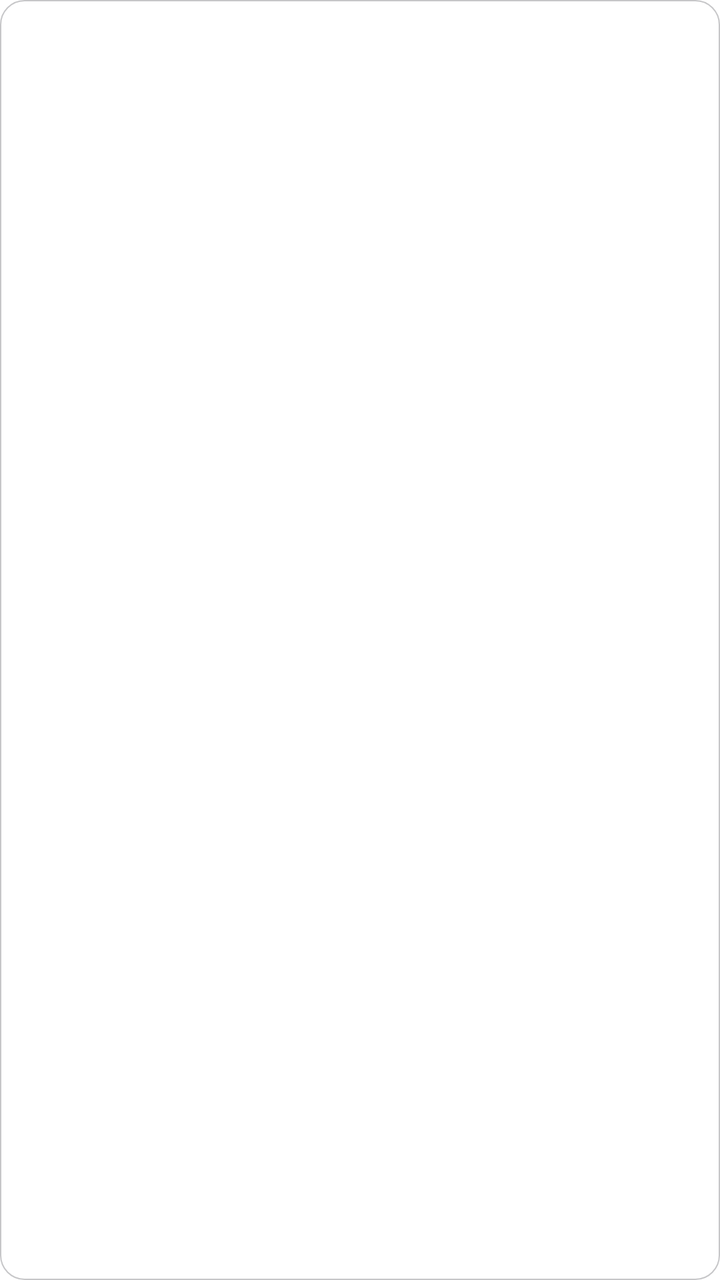
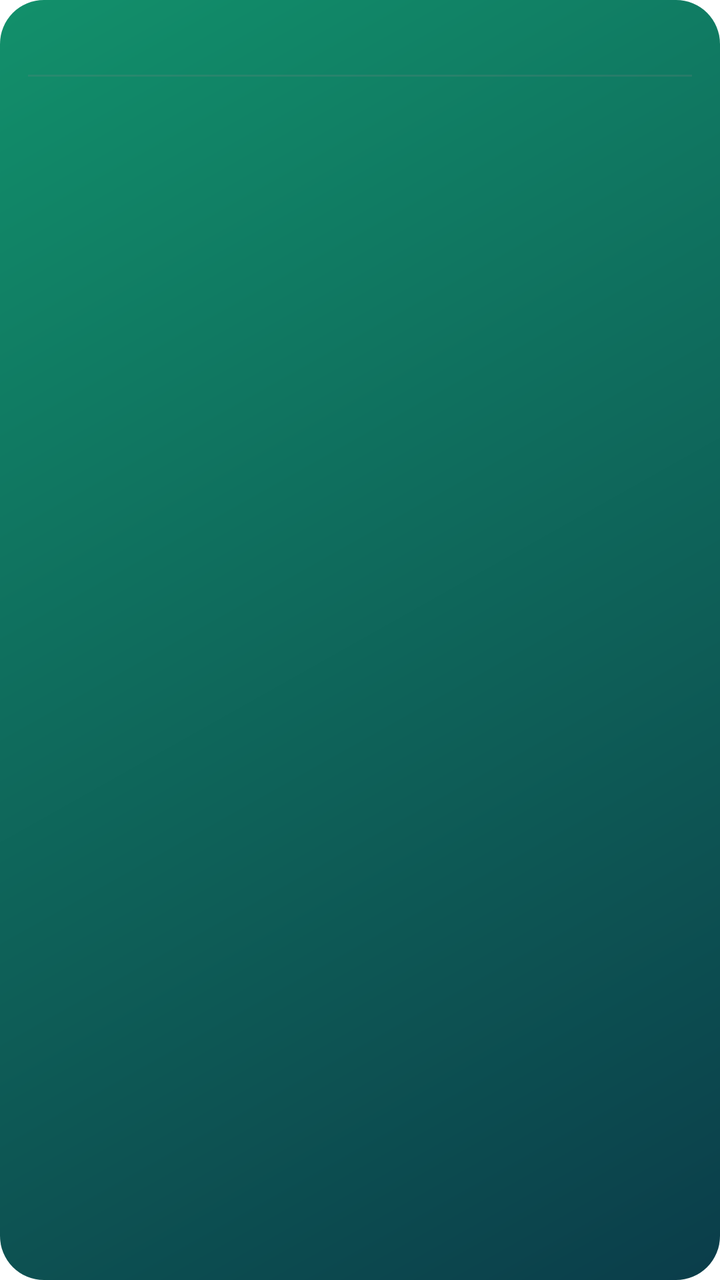

Before-and-after screenshots of an Android layout around one commit, followed by the original layout XML and the change that was made.
<!-- AndroidManifest.xml: application theme AppTheme -->
<!-- res/layout/wl_prayers_ltr.xml -->
<?xml version="1.0" encoding="utf-8"?>
<FrameLayout xmlns:android="http://schemas.android.com/apk/res/android"
    android:id="@+id/wRoot"
    android:layout_width="match_parent"
    android:layout_height="match_parent"
    android:layoutDirection="ltr">

    <ImageView
        android:id="@+id/wBg"
        android:layout_width="match_parent"
        android:layout_height="match_parent"
        android:importantForAccessibility="no"
        android:scaleType="fitXY"
        android:src="@drawable/wb_adaptive_1" />
    <ImageView
        android:id="@+id/wBorder"
        android:layout_width="match_parent"
        android:layout_height="match_parent"
        android:importantForAccessibility="no"
        android:scaleType="fitXY"
        android:src="@drawable/wb_bd_adaptive_2"
        android:visibility="gone" />
    <LinearLayout
        android:layout_width="match_parent"
        android:layout_height="match_parent"
        android:orientation="vertical"
        android:paddingStart="12dp"
        android:paddingTop="12dp"
        android:paddingEnd="12dp"
        android:paddingBottom="12dp">
        <LinearLayout
            android:layout_width="match_parent"
            android:layout_height="wrap_content"
            android:orientation="horizontal">
        <TextView
            android:id="@+id/wS1"
            android:layout_width="0dp"
            android:layout_height="wrap_content"
            android:fontFamily="sans-serif"
            android:includeFontPadding="false"
            android:singleLine="true"
            android:textColor="@color/text_secondary"
            android:textSize="13sp"
            android:textStyle="bold"
            android:layout_weight="1"
            />
        <TextView
            android:id="@+id/wS2"
            android:layout_width="wrap_content"
            android:layout_height="wrap_content"
            android:fontFamily="sans-serif"
            android:includeFontPadding="false"
            android:singleLine="true"
            android:textColor="@color/text_secondary"
            android:textSize="12sp"
            />
        </LinearLayout>
        <FrameLayout
            android:layout_width="match_parent"
            android:layout_height="0dp"
            android:layout_weight="1" />
        <LinearLayout
            android:layout_width="match_parent"
            android:layout_height="wrap_content"
            android:orientation="horizontal">
        <LinearLayout
            android:layout_width="0dp"
            android:layout_height="wrap_content"
            android:layout_weight="1"
            android:gravity="center"
            android:orientation="vertical">
        <TextView
            android:id="@+id/wN0"
            android:layout_width="wrap_content"
            android:layout_height="wrap_content"
            android:fontFamily="sans-serif"
            android:includeFontPadding="false"
            android:singleLine="true"
            android:textColor="@color/text_secondary"
            android:textSize="12sp"
            />
        <TextView
            android:id="@+id/wH0"
            android:layout_width="wrap_content"
            android:layout_height="wrap_content"
            android:fontFamily="sans-serif"
            android:includeFontPadding="false"
            android:maxLines="2"
            android:gravity="center"
            android:textColor="@color/text_primary"
            android:textSize="14sp"
            android:textStyle="bold"
            android:layout_marginTop="4dp"
            />
        </LinearLayout>
        <LinearLayout
            android:layout_width="0dp"
            android:layout_height="wrap_content"
            android:layout_weight="1"
            android:gravity="center"
            android:orientation="vertical">
        <TextView
            android:id="@+id/wN1"
            android:layout_width="wrap_content"
            android:layout_height="wrap_content"
            android:fontFamily="sans-serif"
            android:includeFontPadding="false"
            android:singleLine="true"
            android:textColor="@color/text_secondary"
            android:textSize="12sp"
            />
        <TextView
            android:id="@+id/wH1"
            android:layout_width="wrap_content"
            android:layout_height="wrap_content"
            android:fontFamily="sans-serif"
            android:includeFontPadding="false"
            android:maxLines="2"
            android:gravity="center"
            android:textColor="@color/text_primary"
            android:textSize="14sp"
            android:textStyle="bold"
            android:layout_marginTop="4dp"
            />
        </LinearLayout>
        <LinearLayout
            android:layout_width="0dp"
            android:layout_height="wrap_content"
            android:layout_weight="1"
            android:gravity="center"
            android:orientation="vertical">
        <TextView
            android:id="@+id/wN2"
            android:layout_width="wrap_content"
            android:layout_height="wrap_content"
            android:fontFamily="sans-serif"
            android:includeFontPadding="false"
            android:singleLine="true"
            android:textColor="@color/text_secondary"
            android:textSize="12sp"
            />
        <TextView
            android:id="@+id/wH2"
            android:layout_width="wrap_content"
            android:layout_height="wrap_content"
            android:fontFamily="sans-serif"
            android:includeFontPadding="false"
            android:maxLines="2"
            android:gravity="center"
            android:textColor="@color/text_primary"
            android:textSize="14sp"
            android:textStyle="bold"
            android:layout_marginTop="4dp"
            />
        </LinearLayout>
        <LinearLayout
            android:layout_width="0dp"
            android:layout_height="wrap_content"
            android:layout_weight="1"
            android:gravity="center"
            android:orientation="vertical">
        <TextView
            android:id="@+id/wN3"
            android:layout_width="wrap_content"
            android:layout_height="wrap_content"
            android:fontFamily="sans-serif"
            android:includeFontPadding="false"
            android:singleLine="true"
            android:textColor="@color/text_secondary"
            android:textSize="12sp"
            />
        <TextView
            android:id="@+id/wH3"
            android:layout_width="wrap_content"
            android:layout_height="wrap_content"
            android:fontFamily="sans-serif"
            android:includeFontPadding="false"
            android:maxLines="2"
            android:gravity="center"
            android:textColor="@color/text_primary"
            android:textSize="14sp"
            android:textStyle="bold"
            android:layout_marginTop="4dp"
            />
        </LinearLayout>
        <LinearLayout
            android:layout_width="0dp"
            android:layout_height="wrap_content"
            android:layout_weight="1"
            android:gravity="center"
            android:orientation="vertical">
        <TextView
            android:id="@+id/wN4"
            android:layout_width="wrap_content"
            android:layout_height="wrap_content"
            android:fontFamily="sans-serif"
            android:includeFontPadding="false"
            android:singleLine="true"
            android:textColor="@color/text_secondary"
            android:textSize="12sp"
            />
        <TextView
            android:id="@+id/wH4"
            android:layout_width="wrap_content"
            android:layout_height="wrap_content"
            android:fontFamily="sans-serif"
            android:includeFontPadding="false"
            android:maxLines="2"
            android:gravity="center"
            android:textColor="@color/text_primary"
            android:textSize="14sp"
            android:textStyle="bold"
            android:layout_marginTop="4dp"
            />
        </LinearLayout>
        </LinearLayout>
        <FrameLayout
            android:layout_width="match_parent"
            android:layout_height="0dp"
            android:layout_weight="1" />
    </LinearLayout>
</FrameLayout>
<!-- resources referenced by this layout -->
<resources>
  <color name="text_primary">#000000</color>
  <color name="text_secondary">#6C6C70</color>
  <!-- drawable wb_adaptive_1 (drawable) -->
  <?xml version="1.0" encoding="utf-8"?>
  <shape xmlns:android="http://schemas.android.com/apk/res/android" android:shape="rectangle">
      <solid android:color="@color/surface" />
      <stroke android:width="0.5dp" android:color="@color/stroke" />
      <corners android:radius="12dp" />
  </shape>
  <!-- drawable wb_bd_adaptive_2 (drawable) -->
  <?xml version="1.0" encoding="utf-8"?>
  <shape xmlns:android="http://schemas.android.com/apk/res/android" android:shape="rectangle">
      <solid android:color="#00000000" />
      <stroke android:width="1.2dp" android:color="@color/text_hint" />
      <corners android:radius="22dp" />
  </shape>
  <color name="surface">#FFFFFF</color>
  <color name="stroke">#C6C6C8</color>
  <color name="text_hint">#AEAEB2</color>
  <color name="accent">#007AFF</color>
  <color name="accent_text">#007AFF</color>
  <color name="accent_soft">#E5F1FF</color>
  <color name="brand_start">#007AFF</color>
  <color name="brand_mid">#007AFF</color>
  <color name="brand_end">#007AFF</color>
  <color name="bg">#FFFFFF</color>
  <color name="bg_group">#F2F2F7</color>
  <color name="surface_high">#E5E5EA</color>
  <color name="field">#F2F2F7</color>
  <color name="stroke_soft">#E5E5EA</color>
  <color name="neutral_soft">#E9E9EB</color>
  <style name="AppDialog" parent="Theme.AppCompat.DayNight.Dialog.Alert">
          <item name="colorAccent">?attr/cAccentText</item>
          <item name="android:windowBackground">@drawable/bg_dialog</item>
          <item name="android:textColorPrimary">?attr/cTextPrimary</item>
          <item name="android:textColorSecondary">?attr/cTextSecondary</item>
          <item name="android:backgroundDimAmount">0.4</item>
          <item name="android:windowAnimationStyle">@style/DialogAnim</item>
          <item name="windowMinWidthMinor">92%</item>
          <item name="windowMinWidthMajor">60%</item>
          <item name="android:windowElevation">0dp</item>
      </style>
  <style name="ActivityAnim" parent="@android:style/Animation.Activity">
          <item name="android:activityOpenEnterAnimation">@anim/act_open_enter</item>
          <item name="android:activityOpenExitAnimation">@anim/act_open_exit</item>
          <item name="android:activityCloseEnterAnimation">@anim/act_close_enter</item>
          <item name="android:activityCloseExitAnimation">@anim/act_close_exit</item>
      </style>
  <style name="IosSeekBar" parent="Widget.AppCompat.SeekBar">
          <item name="android:progressDrawable">@drawable/seek_track</item>
          <item name="android:thumb">@drawable/seek_thumb</item>
          <item name="android:splitTrack">false</item>
          <item name="android:minHeight">4dp</item>
          <item name="android:maxHeight">4dp</item>
          <item name="android:paddingStart">14dp</item>
          <item name="android:paddingEnd">14dp</item>
      </style>
  <!-- drawable bg_dialog (drawable) -->
  <?xml version="1.0" encoding="utf-8"?>
  <inset xmlns:android="http://schemas.android.com/apk/res/android"
      android:insetLeft="4dp"
      android:insetTop="4dp"
      android:insetRight="4dp"
      android:insetBottom="4dp">
      <shape android:shape="rectangle">
          <solid android:color="?attr/cSurface" />
          <corners android:radius="14dp" />
      </shape>
  </inset>
  <style name="DialogAnim" parent="@android:style/Animation.Dialog">
          <item name="android:windowEnterAnimation">@anim/dlg_in</item>
          <item name="android:windowExitAnimation">@anim/dlg_out</item>
      </style>
  <!-- unchanged entries left out for length: 3 -->
</resources>

<!-- the commit's change to res/layout/wl_prayers_ltr.xml (unified diff, before → after) -->
@@ -4,14 +4,13 @@
     android:layout_width="match_parent"
     android:layout_height="match_parent"
     android:layoutDirection="ltr">
-
     <ImageView
         android:id="@+id/wBg"
         android:layout_width="match_parent"
         android:layout_height="match_parent"
         android:importantForAccessibility="no"
         android:scaleType="fitXY"
-        android:src="@drawable/wb_adaptive_1" />
+        android:src="@drawable/wb_g2_2" />
     <ImageView
         android:id="@+id/wBorder"
         android:layout_width="match_parent"
@@ -20,203 +19,35 @@
         android:scaleType="fitXY"
         android:src="@drawable/wb_bd_adaptive_2"
         android:visibility="gone" />
-    <LinearLayout
-        android:layout_width="match_parent"
-        android:layout_height="match_parent"
-        android:orientation="vertical"
-        android:paddingStart="12dp"
-        android:paddingTop="12dp"
-        android:paddingEnd="12dp"
-        android:paddingBottom="12dp">
-        <LinearLayout
-            android:layout_width="match_parent"
-            android:layout_height="wrap_content"
-            android:orientation="horizontal">
-        <TextView
-            android:id="@+id/wS1"
-            android:layout_width="0dp"
-            android:layout_height="wrap_content"
-            android:fontFamily="sans-serif"
-            android:includeFontPadding="false"
-            android:singleLine="true"
-            android:textColor="@color/text_secondary"
-            android:textSize="13sp"
-            android:textStyle="bold"
-            android:layout_weight="1"
-            />
-        <TextView
-            android:id="@+id/wS2"
-            android:layout_width="wrap_content"
-            android:layout_height="wrap_content"
-            android:fontFamily="sans-serif"
-            android:includeFontPadding="false"
-            android:singleLine="true"
-            android:textColor="@color/text_secondary"
-            android:textSize="12sp"
-            />
-        </LinearLayout>
-        <FrameLayout
-            android:layout_width="match_parent"
-            android:layout_height="0dp"
-            android:layout_weight="1" />
-        <LinearLayout
-            android:layout_width="match_parent"
-            android:layout_height="wrap_content"
-            android:orientation="horizontal">
-        <LinearLayout
-            android:layout_width="0dp"
-            android:layout_height="wrap_content"
-            android:layout_weight="1"
-            android:gravity="center"
-            android:orientation="vertical">
-        <TextView
-            android:id="@+id/wN0"
-            android:layout_width="wrap_content"
-            android:layout_height="wrap_content"
-            android:fontFamily="sans-serif"
-            android:includeFontPadding="false"
-            android:singleLine="true"
-            android:textColor="@color/text_secondary"
-            android:textSize="12sp"
-            />
-        <TextView
-            android:id="@+id/wH0"
-            android:layout_width="wrap_content"
-            android:layout_height="wrap_content"
-            android:fontFamily="sans-serif"
-            android:includeFontPadding="false"
-            android:maxLines="2"
-            android:gravity="center"
-            android:textColor="@color/text_primary"
-            android:textSize="14sp"
-            android:textStyle="bold"
-            android:layout_marginTop="4dp"
-            />
-        </LinearLayout>
-        <LinearLayout
-            android:layout_width="0dp"
-            android:layout_height="wrap_content"
-            android:layout_weight="1"
-            android:gravity="center"
-            android:orientation="vertical">
-        <TextView
-            android:id="@+id/wN1"
-            android:layout_width="wrap_content"
-            android:layout_height="wrap_content"
-            android:fontFamily="sans-serif"
-            android:includeFontPadding="false"
-            android:singleLine="true"
-            android:textColor="@color/text_secondary"
-            android:textSize="12sp"
-            />
-        <TextView
-            android:id="@+id/wH1"
-            android:layout_width="wrap_content"
-            android:layout_height="wrap_content"
-            android:fontFamily="sans-serif"
-            android:includeFontPadding="false"
-            android:maxLines="2"
-            android:gravity="center"
-            android:textColor="@color/text_primary"
-            android:textSize="14sp"
-            android:textStyle="bold"
-            android:layout_marginTop="4dp"
-            />
-        </LinearLayout>
-        <LinearLayout
-            android:layout_width="0dp"
-            android:layout_height="wrap_content"
-            android:layout_weight="1"
-            android:gravity="center"
-            android:orientation="vertical">
-        <TextView
-            android:id="@+id/wN2"
-            android:layout_width="wrap_content"
-            android:layout_height="wrap_content"
-            android:fontFamily="sans-serif"
-            android:includeFontPadding="false"
-            android:singleLine="true"
-            android:textColor="@color/text_secondary"
-            android:textSize="12sp"
-            />
-        <TextView
-            android:id="@+id/wH2"
-            android:layout_width="wrap_content"
-            android:layout_height="wrap_content"
-            android:fontFamily="sans-serif"
-            android:includeFontPadding="false"
-            android:maxLines="2"
-            android:gravity="center"
-            android:textColor="@color/text_primary"
-            android:textSize="14sp"
-            android:textStyle="bold"
-            android:layout_marginTop="4dp"
-            />
-        </LinearLayout>
-        <LinearLayout
-            android:layout_width="0dp"
-            android:layout_height="wrap_content"
-            android:layout_weight="1"
-            android:gravity="center"
-            android:orientation="vertical">
-        <TextView
-            android:id="@+id/wN3"
-            android:layout_width="wrap_content"
-            android:layout_height="wrap_content"
-            android:fontFamily="sans-serif"
-            android:includeFontPadding="false"
-            android:singleLine="true"
-            android:textColor="@color/text_secondary"
-            android:textSize="12sp"
-            />
-        <TextView
-            android:id="@+id/wH3"
-            android:layout_width="wrap_content"
-            android:layout_height="wrap_content"
-            android:fontFamily="sans-serif"
-            android:includeFontPadding="false"
-            android:maxLines="2"
-            android:gravity="center"
-            android:textColor="@color/text_primary"
-            android:textSize="14sp"
-            android:textStyle="bold"
-            android:layout_marginTop="4dp"
-            />
-        </LinearLayout>
-        <LinearLayout
-            android:layout_width="0dp"
-            android:layout_height="wrap_content"
-            android:layout_weight="1"
-            android:gravity="center"
-            android:orientation="vertical">
-        <TextView
-            android:id="@+id/wN4"
-            android:layout_width="wrap_content"
-            android:layout_height="wrap_content"
-            android:fontFamily="sans-serif"
-            android:includeFontPadding="false"
-            android:singleLine="true"
-            android:textColor="@color/text_secondary"
-            android:textSize="12sp"
-            />
-        <TextView
-            android:id="@+id/wH4"
-            android:layout_width="wrap_content"
-            android:layout_height="wrap_content"
-            android:fontFamily="sans-serif"
-            android:includeFontPadding="false"
-            android:maxLines="2"
-            android:gravity="center"
-            android:textColor="@color/text_primary"
-            android:textSize="14sp"
-            android:textStyle="bold"
-            android:layout_marginTop="4dp"
-            />
-        </LinearLayout>
-        </LinearLayout>
-        <FrameLayout
-            android:layout_width="match_parent"
-            android:layout_height="0dp"
-            android:layout_weight="1" />
-    </LinearLayout>
+<LinearLayout android:layout_width="match_parent" android:layout_height="match_parent" android:orientation="vertical" android:padding="14dp">
+<LinearLayout android:layout_width="match_parent" android:layout_height="wrap_content" android:orientation="horizontal" android:gravity="center_vertical">
+<TextView android:id="@+id/wS1" android:layout_width="0dp" android:layout_height="wrap_content" android:layout_weight="1" android:fontFamily="sans-serif" android:includeFontPadding="false" android:singleLine="true" android:textColor="@color/text_secondary" android:textSize="13sp" android:textStyle="bold" />
+<TextView android:id="@+id/wS2" android:layout_width="wrap_content" android:layout_height="wrap_content" android:fontFamily="sans-serif" android:includeFontPadding="false" android:singleLine="true" android:textColor="@color/text_secondary" android:textSize="12sp" />
+</LinearLayout>
+<FrameLayout android:layout_width="match_parent" android:layout_height="1dp" android:layout_marginTop="8dp" android:background="@drawable/wb_line" />
+<FrameLayout android:layout_width="match_parent" android:layout_height="0dp" android:layout_weight="1" />
+<LinearLayout android:layout_width="match_parent" android:layout_height="wrap_content" android:orientation="horizontal">
+<LinearLayout android:id="@+id/wC0" android:layout_width="0dp" android:layout_height="wrap_content" android:orientation="vertical" android:layout_weight="1" android:gravity="center" android:background="@drawable/wb_cell_off" android:paddingStart="2dp" android:paddingTop="8dp" android:paddingEnd="2dp" android:paddingBottom="8dp" android:layout_marginStart="2dp" android:layout_marginEnd="2dp">
+<TextView android:id="@+id/wN0" android:layout_width="wrap_content" android:layout_height="wrap_content" android:fontFamily="sans-serif-medium" android:includeFontPadding="false" android:singleLine="true" android:textColor="@color/text_secondary" android:textSize="12sp" />
+<TextView android:id="@+id/wH0" android:layout_width="wrap_content" android:layout_height="wrap_content" android:layout_marginTop="4dp" android:fontFamily="sans-serif" android:includeFontPadding="false" android:maxLines="2" android:textColor="@color/text_primary" android:textSize="14sp" android:textStyle="bold" android:gravity="center" />
+</LinearLayout>
+<LinearLayout android:id="@+id/wC1" android:layout_width="0dp" android:layout_height="wrap_content" android:orientation="vertical" android:layout_weight="1" android:gravity="center" android:background="@drawable/wb_cell_off" android:paddingStart="2dp" android:paddingTop="8dp" android:paddingEnd="2dp" android:paddingBottom="8dp" android:layout_marginStart="2dp" android:layout_marginEnd="2dp">
+<TextView android:id="@+id/wN1" android:layout_width="wrap_content" android:layout_height="wrap_content" android:fontFamily="sans-serif-medium" android:includeFontPadding="false" android:singleLine="true" android:textColor="@color/text_secondary" android:textSize="12sp" />
+<TextView android:id="@+id/wH1" android:layout_width="wrap_content" android:layout_height="wrap_content" android:layout_marginTop="4dp" android:fontFamily="sans-serif" android:includeFontPadding="false" android:maxLines="2" android:textColor="@color/text_primary" android:textSize="14sp" android:textStyle="bold" android:gravity="center" />
+</LinearLayout>
+<LinearLayout android:id="@+id/wC2" android:layout_width="0dp" android:layout_height="wrap_content" android:orientation="vertical" android:layout_weight="1" android:gravity="center" android:background="@drawable/wb_cell_off" android:paddingStart="2dp" android:paddingTop="8dp" android:paddingEnd="2dp" android:paddingBottom="8dp" android:layout_marginStart="2dp" android:layout_marginEnd="2dp">
+<TextView android:id="@+id/wN2" android:layout_width="wrap_content" android:layout_height="wrap_content" android:fontFamily="sans-serif-medium" android:includeFontPadding="false" android:singleLine="true" android:textColor="@color/text_secondary" android:textSize="12sp" />
+<TextView android:id="@+id/wH2" android:layout_width="wrap_content" android:layout_height="wrap_content" android:layout_marginTop="4dp" android:fontFamily="sans-serif" android:includeFontPadding="false" android:maxLines="2" android:textColor="@color/text_primary" android:textSize="14sp" android:textStyle="bold" android:gravity="center" />
+</LinearLayout>
+<LinearLayout android:id="@+id/wC3" android:layout_width="0dp" android:layout_height="wrap_content" android:orientation="vertical" android:layout_weight="1" android:gravity="center" android:background="@drawable/wb_cell_off" android:paddingStart="2dp" android:paddingTop="8dp" android:paddingEnd="2dp" android:paddingBottom="8dp" android:layout_marginStart="2dp" android:layout_marginEnd="2dp">
+<TextView android:id="@+id/wN3" android:layout_width="wrap_content" android:layout_height="wrap_content" android:fontFamily="sans-serif-medium" android:includeFontPadding="false" android:singleLine="true" android:textColor="@color/text_secondary" android:textSize="12sp" />
+<TextView android:id="@+id/wH3" android:layout_width="wrap_content" android:layout_height="wrap_content" android:layout_marginTop="4dp" android:fontFamily="sans-serif" android:includeFontPadding="false" android:maxLines="2" android:textColor="@color/text_primary" android:textSize="14sp" android:textStyle="bold" android:gravity="center" />
+</LinearLayout>
+<LinearLayout android:id="@+id/wC4" android:layout_width="0dp" android:layout_height="wrap_content" android:orientation="vertical" android:layout_weight="1" android:gravity="center" android:background="@drawable/wb_cell_off" android:paddingStart="2dp" android:paddingTop="8dp" android:paddingEnd="2dp" android:paddingBottom="8dp" android:layout_marginStart="2dp" android:layout_marginEnd="2dp">
+<TextView android:id="@+id/wN4" android:layout_width="wrap_content" android:layout_height="wrap_content" android:fontFamily="sans-serif-medium" android:includeFontPadding="false" android:singleLine="true" android:textColor="@color/text_secondary" android:textSize="12sp" />
+<TextView android:id="@+id/wH4" android:layout_width="wrap_content" android:layout_height="wrap_content" android:layout_marginTop="4dp" android:fontFamily="sans-serif" android:includeFontPadding="false" android:maxLines="2" android:textColor="@color/text_primary" android:textSize="14sp" android:textStyle="bold" android:gravity="center" />
+</LinearLayout>
+</LinearLayout>
+<FrameLayout android:layout_width="match_parent" android:layout_height="0dp" android:layout_weight="1" />
+</LinearLayout>
 </FrameLayout>
<!-- resource entries referenced after the edit -->
@@ -2,19 +2,27 @@
 <resources>
   <color name="text_primary">#000000</color>
   <color name="text_secondary">#6C6C70</color>
-  <!-- drawable wb_adaptive_1 (drawable) -->
-  <?xml version="1.0" encoding="utf-8"?>
-  <shape xmlns:android="http://schemas.android.com/apk/res/android" android:shape="rectangle">
-      <solid android:color="@color/surface" />
-      <stroke android:width="0.5dp" android:color="@color/stroke" />
-      <corners android:radius="12dp" />
-  </shape>
   <!-- drawable wb_bd_adaptive_2 (drawable) -->
   <?xml version="1.0" encoding="utf-8"?>
   <shape xmlns:android="http://schemas.android.com/apk/res/android" android:shape="rectangle">
       <solid android:color="#00000000" />
       <stroke android:width="1.2dp" android:color="@color/text_hint" />
       <corners android:radius="22dp" />
+  </shape>
+  <!-- drawable wb_cell_off (drawable) -->
+  <shape xmlns:android="http://schemas.android.com/apk/res/android" android:shape="rectangle">
+      <solid android:color="#00000000" />
+      <corners android:radius="14dp" />
+  </shape>
+  <!-- drawable wb_g2_2 (drawable) -->
+  <?xml version="1.0" encoding="utf-8"?>
+  <shape xmlns:android="http://schemas.android.com/apk/res/android" android:shape="rectangle">
+      <gradient android:angle="315" android:startColor="#12906B" android:endColor="#0B3D4A" />
+      <corners android:radius="22dp" />
+  </shape>
+  <!-- drawable wb_line (drawable) -->
+  <shape xmlns:android="http://schemas.android.com/apk/res/android" android:shape="rectangle">
+      <solid android:color="#33808080" />
   </shape>
   <color name="surface">#FFFFFF</color>
   <color name="stroke">#C6C6C8</color>
